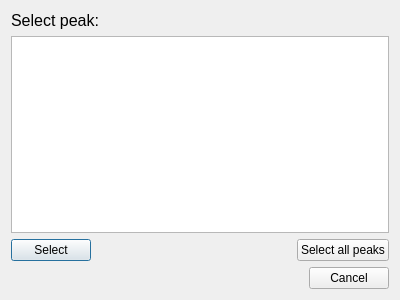
Above: src/gui/selectpeakdialog.ui from echmet/CEval before the change. Below: the same form after it.
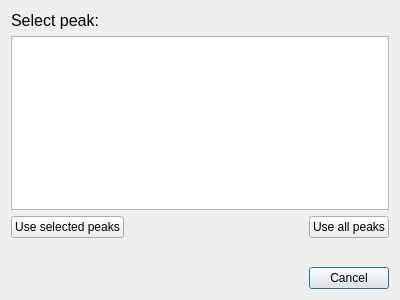
That is the form after the change.

Commit message: Make the SelectPeakDialog look slightly less embarrassing

```diff
--- a/src/gui/selectpeakdialog.ui
+++ b/src/gui/selectpeakdialog.ui
@@ -34,8 +34,18 @@
     </widget>
    </item>
    <item>
-    <layout class="QHBoxLayout" name="horizontalLayout">
-     <item>
+    <layout class="QGridLayout" name="gridLayout">
+     <item row="2" column="2">
+      <widget class="QPushButton" name="qpb_cancel">
+       <property name="styleSheet">
+        <string notr="true"/>
+       </property>
+       <property name="text">
+        <string>Cancel</string>
+       </property>
+      </widget>
+     </item>
+     <item row="0" column="0">
       <widget class="QPushButton" name="qpb_select">
        <property name="styleSheet">
         <string notr="true">padding-top: 0.5em;
@@ -44,11 +54,11 @@
 padding-right: 3em;</string>
        </property>
        <property name="text">
-        <string>Select</string>
+        <string>Use selected peaks</string>
        </property>
       </widget>
      </item>
-     <item>
+     <item row="0" column="1">
       <spacer name="horizontalSpacer">
        <property name="orientation">
         <enum>Qt::Horizontal</enum>
@@ -61,7 +71,7 @@
        </property>
       </spacer>
      </item>
-     <item>
+     <item row="0" column="2">
       <widget class="QPushButton" name="qpb_selectAll">
        <property name="styleSheet">
         <string notr="true">padding-top: 0.5em;
@@ -70,40 +80,23 @@
 padding-right: 3em;</string>
        </property>
        <property name="text">
-        <string>Select all peaks</string>
+        <string>Use all peaks</string>
        </property>
       </widget>
      </item>
-    </layout>
-   </item>
-   <item>
-    <layout class="QHBoxLayout" name="horizontalLayout_2">
-     <item>
-      <spacer name="horizontalSpacer_2">
+     <item row="1" column="0">
+      <spacer name="verticalSpacer">
        <property name="orientation">
-        <enum>Qt::Horizontal</enum>
+        <enum>Qt::Vertical</enum>
        </property>
        <property name="sizeHint" stdset="0">
         <size>
-         <width>40</width>
-         <height>20</height>
+         <width>20</width>
+         <height>40</height>
         </size>
        </property>
       </spacer>
      </item>
-     <item>
-      <widget class="QPushButton" name="qpb_cancel">
-       <property name="styleSheet">
-        <string notr="true">padding-top: 0.5em;
-padding-bottom: 0.5em;
-padding-left: 3em;
-padding-right: 3em;</string>
-       </property>
-       <property name="text">
-        <string>Cancel</string>
-       </property>
-      </widget>
-     </item>
     </layout>
    </item>
   </layout>
```
Left out of the diff: 10 changed lines with no effect on the pictures.
